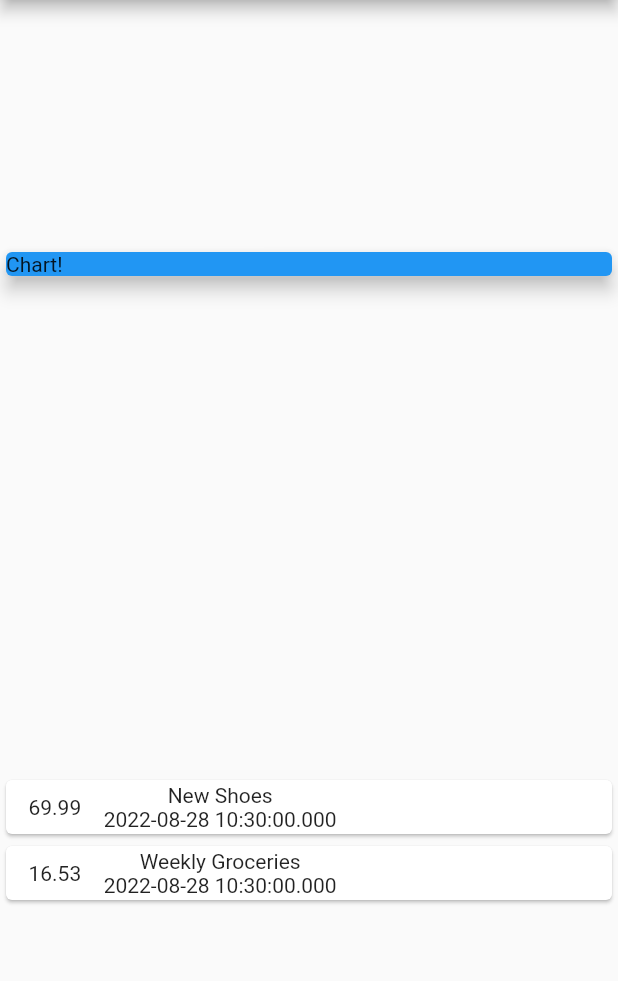
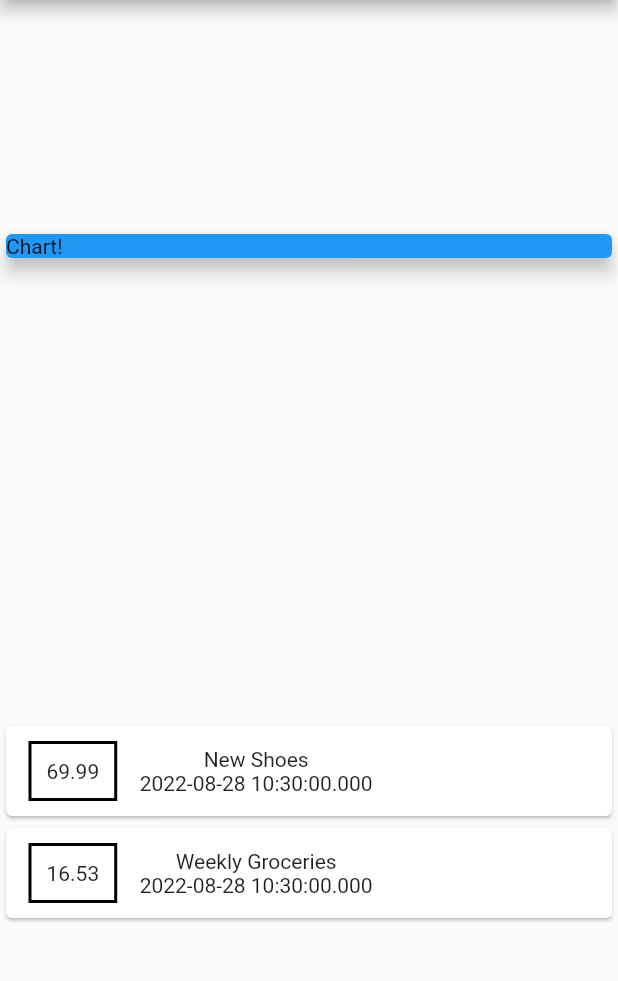
Before and after one commit to abdullah-bd/my_expense_app, a Flutter app: the screen it shows after launch, on a phone screen of 412 x 824 dp, the part 84-1065 px from its top. Run offline on Flutter 3.47's test engine with Material 2 defaults, Android fonts, the phone set to English and light mode, and no system bars.

Commit message:
78 ends here. Price styling

```diff
--- a/lib/main.dart
+++ b/lib/main.dart
@@ -66,6 +66,9 @@ class MyHomePage extends StatelessWidget {
                         vertical: 10,
                         horizontal: 15,
                       ),
+                      padding: EdgeInsets.all(10),
+                      decoration: BoxDecoration(
+                          border: Border.all(color: Colors.black, width: 2)),
                       child: Text(tx.amount.toString()),
                     ),
                     Column(
```
